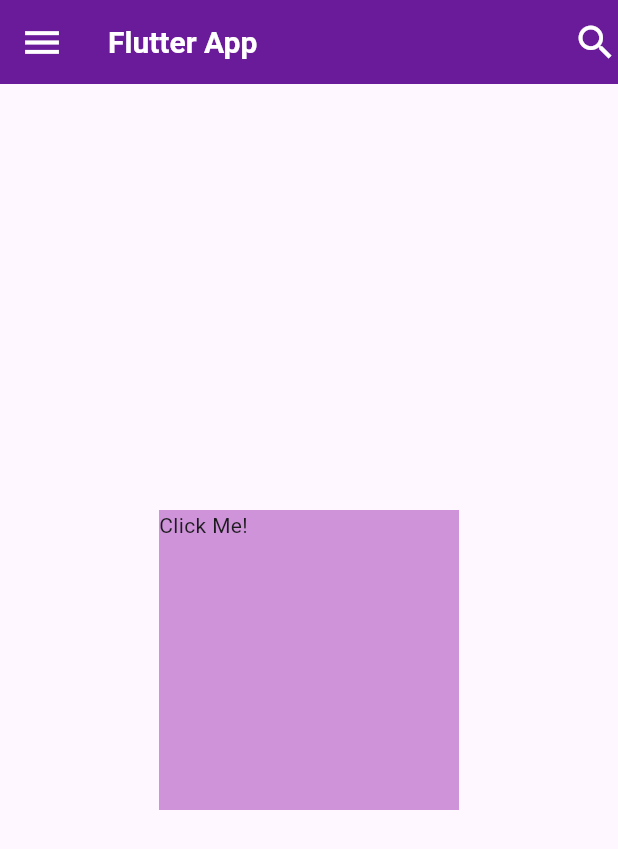
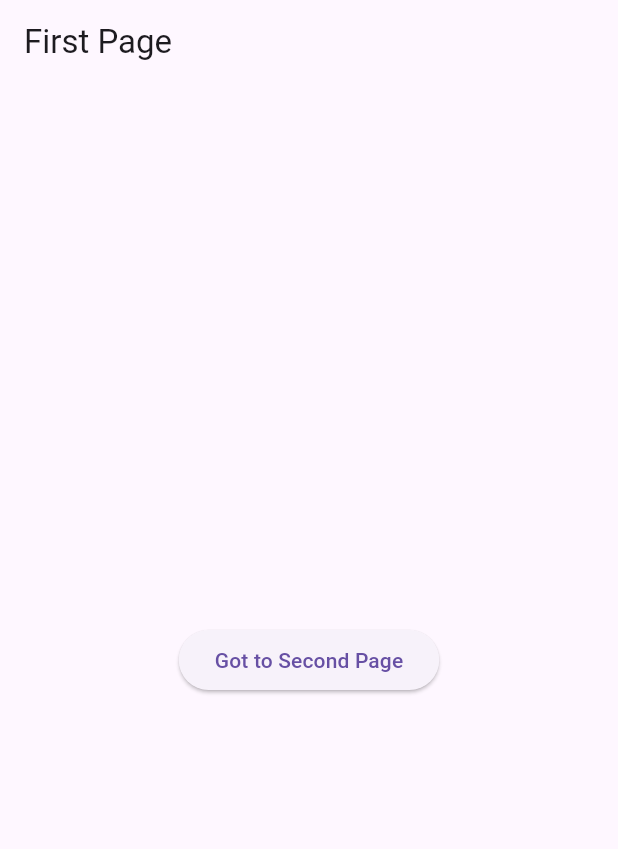
Before and after one commit to joharkhan99/flutter_basics, a Flutter app: the screen it shows after launch, on a phone screen of 412 x 824 dp. Shown: the top 849 px of the screen. Run offline on Flutter 3.47's test engine with Material 3 defaults, Android fonts, the phone set to English and light mode, and no system bars.

Commit message:
Added navigation btw pages

```diff
--- a/lib/main.dart
+++ b/lib/main.dart
@@ -1,4 +1,6 @@
 import 'package:flutter/material.dart';
+import 'package:flutter_basics/pages/first_page.dart';
+import 'package:flutter_basics/pages/second_page.dart';
 
 void main() {
   runApp(MyApp());
@@ -110,45 +112,13 @@ class MyApp extends StatelessWidget {
 
   @override
   Widget build(BuildContext context) {
-    // greet();
-    // print(add(20, 3));
-
     return MaterialApp(
       debugShowCheckedModeBanner: false,
-      home: Scaffold(
-        // backgroundColor: Colors.amber.shade200,
-        appBar: AppBar(
-          backgroundColor: Colors.purple.shade800,
-          title: Text("Flutter App"),
-          titleTextStyle: TextStyle(
-            fontSize: 20,
-            fontWeight: FontWeight.bold,
-          ),
-          leading: Icon(
-            Icons.menu,
-            size: 30,
-            color: Colors.white,
-          ),
-          actions: [
-            Icon(
-              Icons.search,
-              size: 30,
-              color: Colors.white,
-            ),
-          ],
-        ),
-        body: Center(
-          child: GestureDetector(
-            onDoubleTap: () => userTapped(),
-            child: Container(
-              width: 200,
-              height: 200,
-              color: Colors.purple.shade200,
-              child: Text("Click Me!"),
-            ),
-          ),
-        ),
-      ),
+      home: FirstPage(),
+      routes: {
+        "/firstpage": (context) => FirstPage(),
+        "/secondpage": (context) => SecondPage(),
+      },
     );
   }
 }
--- /dev/null
+++ b/lib/pages/first_page.dart
@@ -0,0 +1,32 @@
+import 'package:flutter/material.dart';
+import 'package:flutter_basics/pages/second_page.dart';
+
+class FirstPage extends StatelessWidget {
+  const FirstPage({super.key});
+
+  @override
+  Widget build(BuildContext context) {
+    return Scaffold(
+      appBar: AppBar(
+        title: Text("First Page"),
+      ),
+      body: Center(
+        child: ElevatedButton(
+          child: Text("Got to Second Page"),
+          onPressed: () {
+            // navigate to second page
+            // Navigator.push(
+            //   context,
+            //   MaterialPageRoute(
+            //     builder: (context) => SecondPage(),
+            //   ),
+            // );
+
+            // 2nd way to navigate
+            Navigator.pushNamed(context, "/secondpage");
+          },
+        ),
+      ),
+    );
+  }
+}
--- /dev/null
+++ b/lib/pages/second_page.dart
@@ -0,0 +1,14 @@
+import 'package:flutter/material.dart';
+
+class SecondPage extends StatelessWidget {
+  const SecondPage({super.key});
+
+  @override
+  Widget build(BuildContext context) {
+    return Scaffold(
+      appBar: AppBar(
+        title: Text("Second Page"),
+      ),
+    );
+  }
+}
```
